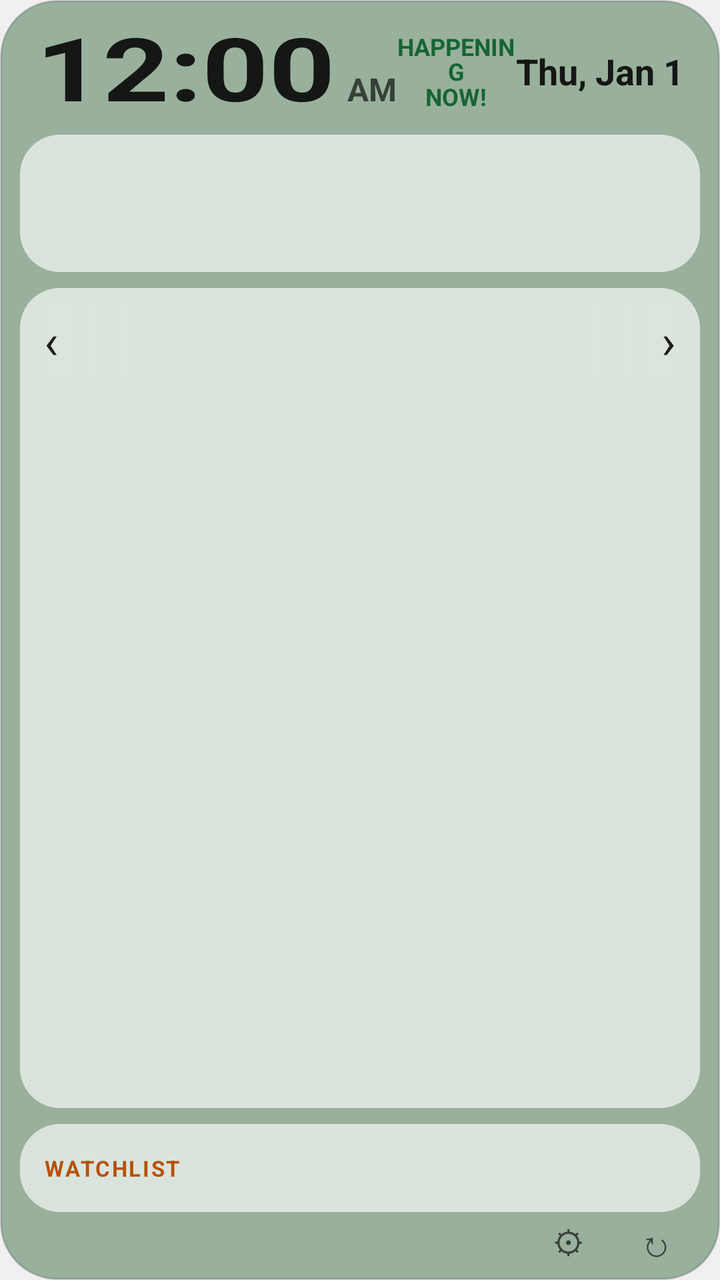
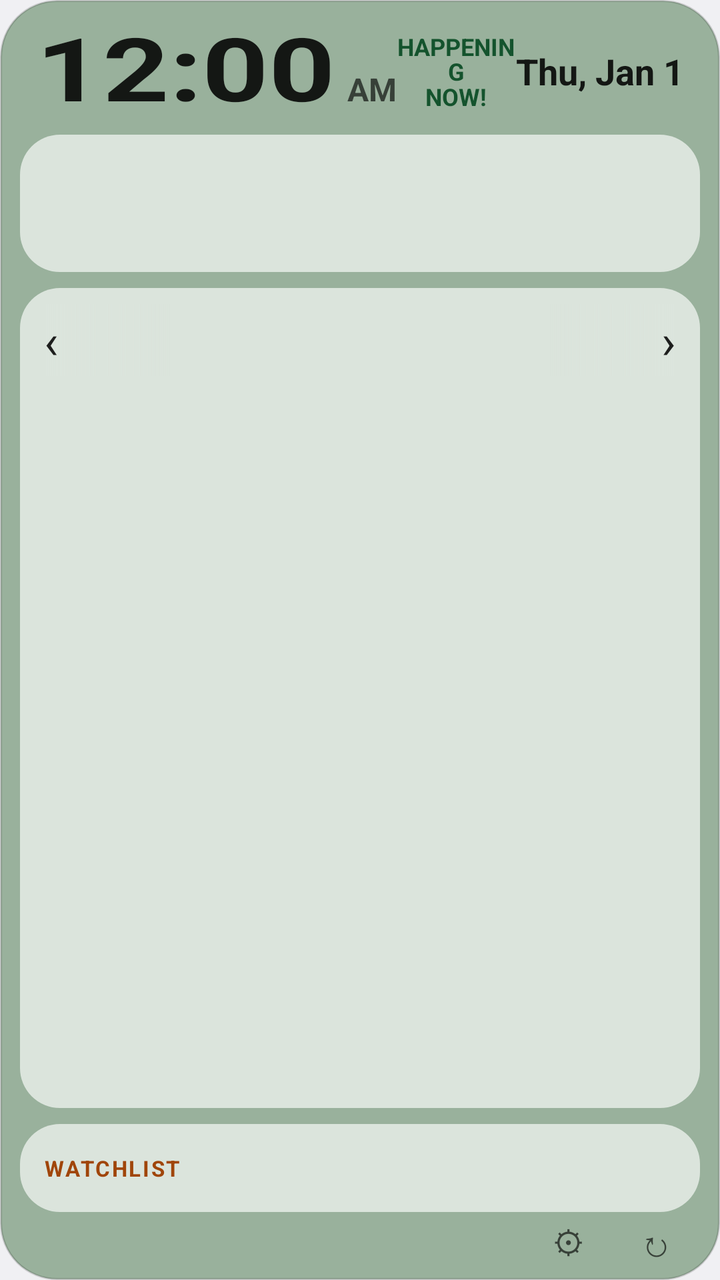

The first picture is an Android layout as it rendered before a commit; the second is the same layout after the commit. The layout source and the unified diff follow.
<!-- AndroidManifest.xml: application theme AppTheme -->
<!-- res/layout/widget_large.xml -->
<?xml version="1.0" encoding="utf-8"?>
<LinearLayout xmlns:android="http://schemas.android.com/apk/res/android"
    android:id="@+id/root"
    android:layout_width="match_parent"
    android:layout_height="match_parent"
    android:background="@drawable/widget_bg"
    android:orientation="vertical"
    android:paddingHorizontal="10dp"
    android:paddingTop="10dp"
    android:paddingBottom="4dp">

    
    <LinearLayout
        android:id="@+id/clock"
        android:layout_width="match_parent"
        android:layout_height="wrap_content"
        android:baselineAligned="false"
        android:gravity="center_vertical"
        android:orientation="horizontal"
        android:paddingHorizontal="8dp"
        android:paddingBottom="6dp">

        <LinearLayout
            android:id="@+id/time"
            android:layout_width="wrap_content"
            android:layout_height="wrap_content"
            android:baselineAligned="true"
            android:contentDescription="Opens the clock app"
            android:orientation="horizontal">

            <TextClock
                android:layout_width="wrap_content"
                android:layout_height="wrap_content"
                android:format12Hour="h:mm"
                android:format24Hour="H:mm"
                android:includeFontPadding="false"
                android:textColor="@color/text"
                android:textScaleX="1.32"
                android:textSize="44sp"
                android:textStyle="bold" />

            <TextClock
                android:layout_width="wrap_content"
                android:layout_height="wrap_content"
                android:format12Hour="a"
                android:format24Hour=""
                android:paddingStart="6dp"
                android:textColor="@color/muted"
                android:textSize="16sp"
                android:textStyle="bold" />
        </LinearLayout>

        <TextView
            android:id="@+id/brand"
            android:layout_width="0dp"
            android:layout_height="wrap_content"
            android:layout_weight="1"
            android:contentDescription="Happening Now. Opens the website."
            android:gravity="center"
            android:lineSpacingMultiplier="0.9"
            android:paddingVertical="4dp"
            android:text="HAPPENING\nNOW!"
            android:textColor="@color/brand"
            android:textSize="12sp"
            android:textStyle="bold" />

        <TextClock
            android:id="@+id/date"
            android:layout_width="wrap_content"
            android:layout_height="wrap_content"
            android:format12Hour="EEE, MMM d"
            android:format24Hour="EEE, MMM d"
            android:textColor="@color/text"
            android:textSize="18sp"
            android:textStyle="bold" />
    </LinearLayout>

    <include layout="@layout/part_weather" />

    
    <LinearLayout
        android:layout_width="match_parent"
        android:layout_height="0dp"
        android:layout_marginTop="8dp"
        android:layout_weight="1"
        android:background="@drawable/bar_bg"
        android:orientation="vertical"
        android:paddingHorizontal="12dp"
        android:paddingVertical="8dp">

        
        <FrameLayout
            android:layout_width="match_parent"
            android:layout_height="36dp">

            <LinearLayout
                android:layout_width="match_parent"
                android:layout_height="match_parent"
                android:orientation="horizontal">

                <TextView
                    android:id="@+id/cat_m2"
                    android:layout_height="match_parent"
                    android:maxLines="1"
                    android:paddingHorizontal="9dp"
                    android:textSize="12sp"
                    android:layout_width="0dp"
                    android:layout_weight="1"
                    android:ellipsize="start"
                    android:gravity="end|center_vertical"
                    android:textColor="@color/faint" />

                <TextView
                    android:id="@+id/cat_m1"
                    android:layout_height="match_parent"
                    android:maxLines="1"
                    android:paddingHorizontal="9dp"
                    android:textSize="12sp"
                    android:layout_width="wrap_content"
                    android:gravity="center_vertical"
                    android:textColor="@color/muted" />

                <TextView
                    android:id="@+id/cat"
                    android:layout_height="match_parent"
                    android:maxLines="1"
                    android:paddingHorizontal="9dp"
                    android:textSize="14sp"
                    android:layout_width="wrap_content"
                    android:gravity="center_vertical"
                    android:letterSpacing="0.06"
                    android:textColor="@color/accent"
                    android:textStyle="bold" />

                <TextView
                    android:id="@+id/cat_p1"
                    android:layout_height="match_parent"
                    android:maxLines="1"
                    android:paddingHorizontal="9dp"
                    android:textSize="12sp"
                    android:layout_width="wrap_content"
                    android:gravity="center_vertical"
                    android:textColor="@color/muted" />

                <TextView
                    android:id="@+id/cat_p2"
                    android:layout_height="match_parent"
                    android:maxLines="1"
                    android:paddingHorizontal="9dp"
                    android:textSize="12sp"
                    android:layout_width="0dp"
                    android:layout_weight="1"
                    android:ellipsize="end"
                    android:gravity="start|center_vertical"
                    android:textColor="@color/faint" />

            </LinearLayout>

            <FrameLayout
                android:layout_width="64dp"
                android:layout_height="match_parent"
                android:layout_gravity="start"
                android:background="@drawable/fade_left" />

            <FrameLayout
                android:layout_width="64dp"
                android:layout_height="match_parent"
                android:layout_gravity="end"
                android:background="@drawable/fade_right" />

            <TextView
                android:id="@+id/prev"
                android:layout_width="40dp"
                android:layout_height="match_parent"
                android:layout_gravity="start"
                android:contentDescription="Previous category"
                android:gravity="start|center_vertical"
                android:text="‹"
                android:textColor="@color/text"
                android:textSize="24sp" />

            <TextView
                android:id="@+id/next"
                android:layout_width="40dp"
                android:layout_height="match_parent"
                android:layout_gravity="end"
                android:contentDescription="Next category"
                android:gravity="end|center_vertical"
                android:text="›"
                android:textColor="@color/text"
                android:textSize="24sp" />
        </FrameLayout>

        
        <TextView
            android:id="@+id/catpos"
            android:layout_width="match_parent"
            android:layout_height="wrap_content"
            android:gravity="center_horizontal"
            android:maxLines="1"
            android:textColor="@color/muted"
            android:textSize="11sp" />

        
        <LinearLayout
            android:id="@+id/headlines"
            android:layout_width="match_parent"
            android:layout_height="0dp"
            android:layout_weight="1"
            android:orientation="vertical"
            android:paddingTop="4dp" />

        
        <ListView
            android:id="@+id/headlines_list"
            android:layout_width="match_parent"
            android:layout_height="0dp"
            android:layout_weight="1"
            android:divider="@null"
            android:fadingEdgeLength="18dp"
            android:requiresFadingEdge="vertical"
            android:scrollbars="none"
            android:visibility="gone" />
    </LinearLayout>

    
    <LinearLayout
        android:id="@+id/watch"
        android:layout_width="match_parent"
        android:layout_height="wrap_content"
        android:layout_marginTop="8dp"
        android:background="@drawable/bar_bg"
        android:orientation="vertical"
        android:paddingHorizontal="12dp"
        android:paddingVertical="8dp">

        
        <LinearLayout
            android:id="@+id/watch_head"
            android:layout_width="match_parent"
            android:layout_height="wrap_content"
            android:gravity="center_vertical"
            android:minHeight="28dp"
            android:orientation="horizontal">

            <TextView
                android:layout_width="wrap_content"
                android:layout_height="wrap_content"
                android:letterSpacing="0.08"
                android:text="WATCHLIST"
                android:textColor="@color/accent"
                android:textSize="11sp"
                android:textStyle="bold" />

            <TextView
                android:id="@+id/watch_summary"
                android:layout_width="0dp"
                android:layout_height="wrap_content"
                android:layout_weight="1"
                android:ellipsize="end"
                android:maxLines="1"
                android:paddingHorizontal="10dp"
                android:textColor="@color/text"
                android:textSize="12sp" />

            <TextView
                android:id="@+id/watch_toggle"
                android:layout_width="wrap_content"
                android:layout_height="wrap_content"
                android:paddingStart="8dp"
                android:textColor="@color/muted"
                android:textSize="14sp" />
        </LinearLayout>

        <LinearLayout
            android:id="@+id/quotes"
            android:layout_width="match_parent"
            android:layout_height="wrap_content"
            android:orientation="vertical" />
    </LinearLayout>

    <LinearLayout
        android:layout_width="match_parent"
        android:layout_height="wrap_content"
        android:gravity="center_vertical"
        android:orientation="horizontal"
        android:paddingStart="8dp">

        <TextView
            android:id="@+id/updated"
            android:layout_width="0dp"
            android:layout_height="wrap_content"
            android:layout_weight="1"
            android:textColor="@color/muted"
            android:textSize="11sp" />

        <TextView
            android:id="@+id/settings"
            android:layout_width="44dp"
            android:layout_height="30dp"
            android:contentDescription="Widget settings"
            android:gravity="center"
            android:text="⚙"
            android:textColor="@color/muted"
            android:textSize="16sp" />

        <TextView
            android:id="@+id/refresh"
            android:layout_width="44dp"
            android:layout_height="30dp"
            android:contentDescription="Refresh now"
            android:gravity="center"
            android:text="↻"
            android:textColor="@color/muted"
            android:textSize="18sp" />
    </LinearLayout>
</LinearLayout>
<!-- res/layout/part_weather.xml (included above) -->
<?xml version="1.0" encoding="utf-8"?>
<LinearLayout xmlns:android="http://schemas.android.com/apk/res/android"
    android:id="@+id/weather"
    android:layout_width="match_parent"
    android:layout_height="wrap_content"
    android:background="@drawable/bar_bg"
    android:gravity="center_vertical"
    android:orientation="horizontal"
    android:paddingHorizontal="12dp"
    android:paddingVertical="8dp">

    <LinearLayout
        android:layout_width="0dp"
        android:layout_height="wrap_content"
        android:layout_weight="1"
        android:orientation="vertical">

        <TextView
            android:id="@+id/place"
            android:layout_width="wrap_content"
            android:layout_height="wrap_content"
            android:ellipsize="end"
            android:maxLines="1"
            android:textColor="@color/text"
            android:textSize="15sp"
            android:textStyle="bold" />

        <TextView
            android:id="@+id/cond"
            android:layout_width="wrap_content"
            android:layout_height="wrap_content"
            android:ellipsize="end"
            android:maxLines="1"
            android:textColor="@color/muted"
            android:textSize="13sp" />
    </LinearLayout>

    <ImageView
        android:id="@+id/icon"
        android:layout_width="38dp"
        android:layout_height="38dp"
        android:layout_marginStart="10dp"
        android:layout_marginEnd="8dp"
        android:importantForAccessibility="no" />

    <LinearLayout
        android:layout_width="wrap_content"
        android:layout_height="wrap_content"
        android:gravity="end"
        android:orientation="vertical">

        <TextView
            android:id="@+id/temp"
            android:layout_width="wrap_content"
            android:layout_height="wrap_content"
            android:includeFontPadding="false"
            android:textColor="@color/text"
            android:textSize="30sp"
            android:textStyle="bold" />

        <TextView
            android:id="@+id/hilo"
            android:layout_width="wrap_content"
            android:layout_height="wrap_content"
            android:textColor="@color/muted"
            android:textSize="13sp" />
    </LinearLayout>
</LinearLayout>
<!-- resources referenced by this layout -->
<resources>
  <color name="accent">#B6510C</color>
  <color name="brand">#166534</color>
  <color name="faint">#70000000</color>
  <color name="muted">#A3000000</color>
  <color name="text">#DE000000</color>
  <!-- drawable bar_bg (drawable) -->
  <?xml version="1.0" encoding="utf-8"?>
  <shape xmlns:android="http://schemas.android.com/apk/res/android">
      <solid android:color="@color/inset" />
      <corners android:radius="@dimen/panel_radius" />
  </shape>
  <!-- drawable fade_left (drawable) -->
  <?xml version="1.0" encoding="utf-8"?>
  <shape xmlns:android="http://schemas.android.com/apk/res/android">
      <gradient android:angle="0" android:startColor="@color/panel_solid" android:endColor="@color/panel_clear" />
  </shape>
  <!-- drawable fade_right (drawable) -->
  <?xml version="1.0" encoding="utf-8"?>
  <shape xmlns:android="http://schemas.android.com/apk/res/android">
      <gradient android:angle="0" android:startColor="@color/panel_clear" android:endColor="@color/panel_solid" />
  </shape>
  <!-- drawable widget_bg (drawable) -->
  <?xml version="1.0" encoding="utf-8"?>
  <shape xmlns:android="http://schemas.android.com/apk/res/android">
      <solid android:color="@color/card" />
      <stroke android:width="1dp" android:color="@color/card_edge" />
      <corners android:radius="@dimen/widget_radius" />
  </shape>
  <style name="AppTheme" parent="@android:style/Theme.DeviceDefault.NoActionBar" />
  <color name="inset">#A6FFFFFF</color>
  <dimen name="panel_radius">16dp</dimen>
  <color name="panel_solid">#DBE4DC</color>
  <color name="panel_clear">#00DBE4DC</color>
  <color name="card">#99B19C</color>
  <color name="card_edge">#29000000</color>
  <dimen name="widget_radius">26dp</dimen>
</resources>

<!-- the commit's change to res/layout/widget_large.xml (unified diff, before → after) -->
@@ -75,7 +75,53 @@
             android:textStyle="bold" />
     </LinearLayout>
 
+    
+    <TextView
+        android:id="@+id/alert"
+        android:layout_width="match_parent"
+        android:layout_height="wrap_content"
+        android:layout_marginBottom="6dp"
+        android:background="@drawable/alert_bg"
+        android:ellipsize="end"
+        android:maxLines="1"
+        android:paddingHorizontal="12dp"
+        android:paddingVertical="6dp"
+        android:textColor="@color/text"
+        android:textSize="13sp"
+        android:textStyle="bold"
+        android:visibility="gone" />
+
     <include layout="@layout/part_weather" />
+
+    
+    <LinearLayout
+        android:id="@+id/forecast"
+        android:layout_width="match_parent"
+        android:layout_height="wrap_content"
+        android:layout_marginTop="8dp"
+        android:background="@drawable/bar_bg"
+        android:orientation="vertical"
+        android:padding="8dp"
+        android:visibility="gone">
+
+        <LinearLayout
+            android:id="@+id/hours"
+            android:layout_width="match_parent"
+            android:layout_height="wrap_content"
+            android:orientation="horizontal" />
+
+        <FrameLayout
+            android:layout_width="match_parent"
+            android:layout_height="1dp"
+            android:layout_marginVertical="6dp"
+            android:background="@color/card_edge" />
+
+        <LinearLayout
+            android:id="@+id/days"
+            android:layout_width="match_parent"
+            android:layout_height="wrap_content"
+            android:orientation="horizontal" />
+    </LinearLayout>
 
     
     <LinearLayout
@@ -160,12 +206,14 @@
                 android:layout_width="64dp"
                 android:layout_height="match_parent"
                 android:layout_gravity="start"
+                android:id="@+id/fade_l"
                 android:background="@drawable/fade_left" />
 
             <FrameLayout
                 android:layout_width="64dp"
                 android:layout_height="match_parent"
                 android:layout_gravity="end"
+                android:id="@+id/fade_r"
                 android:background="@drawable/fade_right" />
 
             <TextView
@@ -219,7 +267,12 @@
             android:divider="@null"
             android:fadingEdgeLength="18dp"
             android:requiresFadingEdge="vertical"
-            android:scrollbars="none"
+            android:fadeScrollbars="false"
+            android:paddingEnd="8dp"
+            android:scrollbarSize="3dp"
+            android:scrollbarStyle="outsideOverlay"
+            android:scrollbarThumbVertical="@drawable/scroll_thumb"
+            android:scrollbars="vertical"
             android:visibility="gone" />
     </LinearLayout>
 
@@ -383,4 +436,16 @@
             android:textColor="@color/muted"
             android:textSize="13sp" />
     </LinearLayout>
+
+    <TextView
+        android:id="@+id/wx_toggle"
+        android:layout_width="wrap_content"
+        android:layout_height="match_parent"
+        android:contentDescription="Show or hide the forecast"
+        android:gravity="center"
+        android:paddingStart="14dp"
+        android:paddingEnd="2dp"
+        android:textColor="@color/muted"
+        android:textSize="14sp"
+        android:visibility="gone" />
 </LinearLayout>
<!-- resource entries referenced after the edit -->
@@ -1,10 +1,16 @@
 <!-- resources referenced by this layout -->
 <resources>
-  <color name="accent">#B6510C</color>
-  <color name="brand">#166534</color>
+  <color name="accent">#A0450A</color>
+  <color name="brand">#14532D</color>
   <color name="faint">#70000000</color>
   <color name="muted">#A3000000</color>
   <color name="text">#DE000000</color>
+  <!-- drawable alert_bg (drawable) -->
+  <?xml version="1.0" encoding="utf-8"?>
+  <shape xmlns:android="http://schemas.android.com/apk/res/android">
+      <solid android:color="@color/alert_bg" />
+      <corners android:radius="12dp" />
+  </shape>
   <!-- drawable bar_bg (drawable) -->
   <?xml version="1.0" encoding="utf-8"?>
   <shape xmlns:android="http://schemas.android.com/apk/res/android">
@@ -21,6 +27,12 @@
   <shape xmlns:android="http://schemas.android.com/apk/res/android">
       <gradient android:angle="0" android:startColor="@color/panel_clear" android:endColor="@color/panel_solid" />
   </shape>
+  <!-- drawable scroll_thumb (drawable) -->
+  <?xml version="1.0" encoding="utf-8"?>
+  <shape xmlns:android="http://schemas.android.com/apk/res/android">
+      <solid android:color="@color/accent" />
+      <corners android:radius="2dp" />
+  </shape>
   <!-- drawable widget_bg (drawable) -->
   <?xml version="1.0" encoding="utf-8"?>
   <shape xmlns:android="http://schemas.android.com/apk/res/android">
@@ -29,6 +41,7 @@
       <corners android:radius="@dimen/widget_radius" />
   </shape>
   <style name="AppTheme" parent="@android:style/Theme.DeviceDefault.NoActionBar" />
+  <color name="alert_bg">#38B91C1C</color>
   <color name="inset">#A6FFFFFF</color>
   <dimen name="panel_radius">16dp</dimen>
   <color name="panel_solid">#DBE4DC</color>
